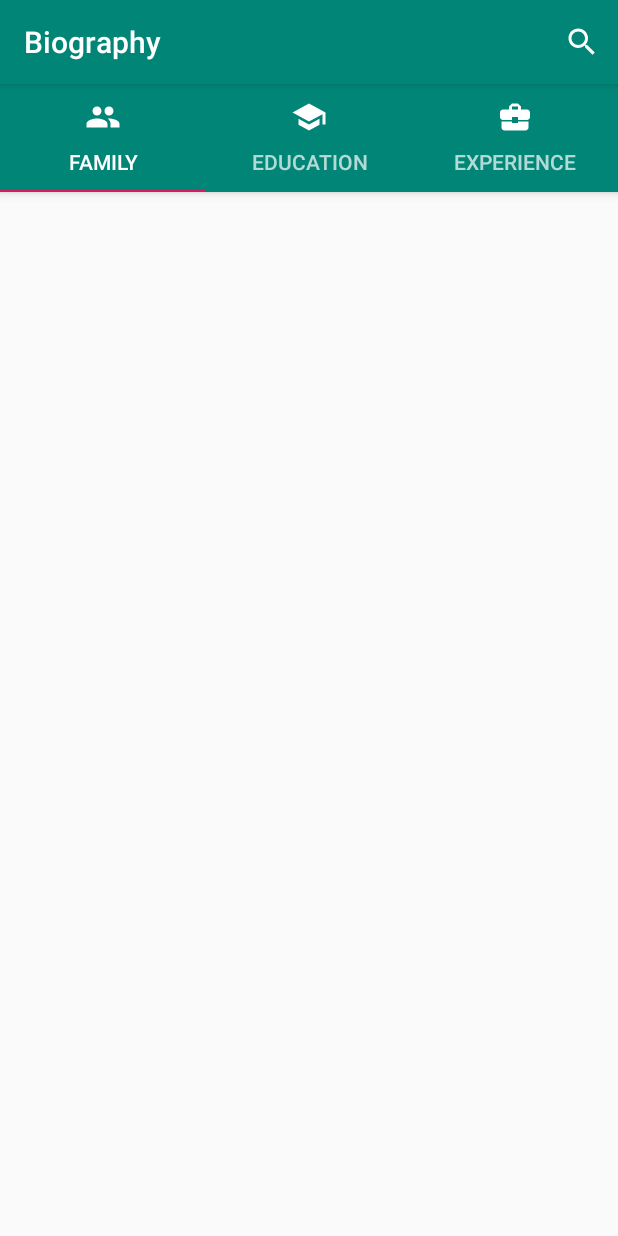
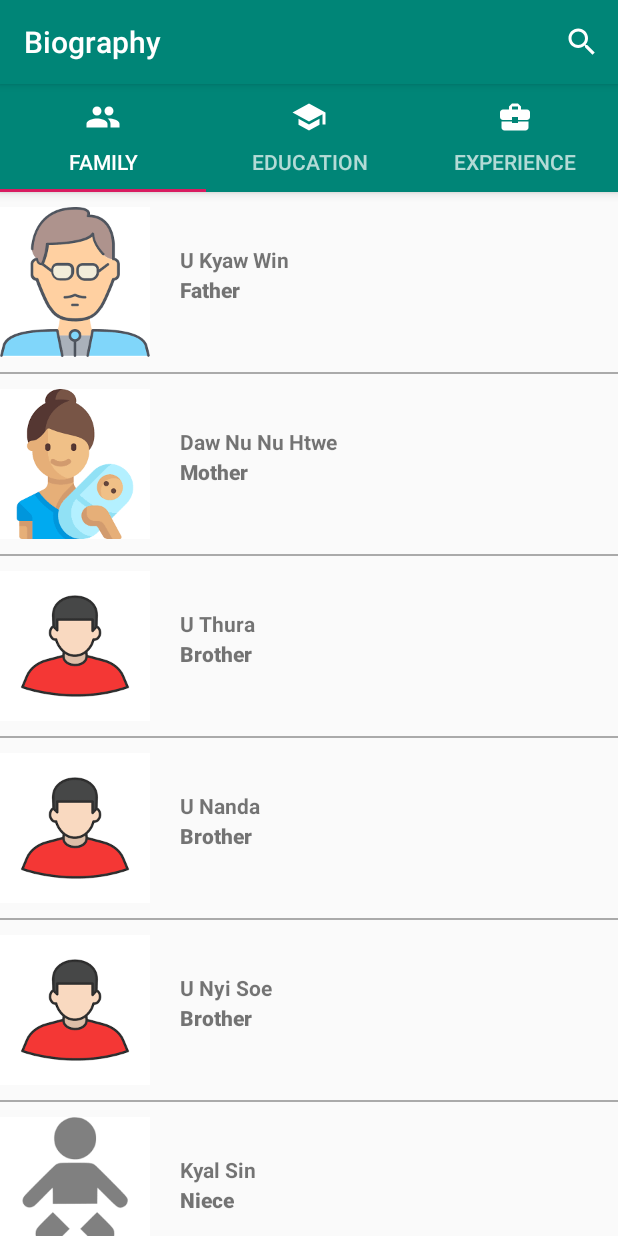
Before and after one commit to thidaswezin1/Biography, an Android app: the screen it shows after launch (MainActivity), on a phone screen of 412 x 824 dp. Run offline under Robolectric (Android 15) with nearby library versions, the phone set to English and light mode, and no system bars.

Commit message:
recycler view in family tab

```diff
--- a/app/src/main/java/com/thida/biography/FamilyFragment.kt
+++ b/app/src/main/java/com/thida/biography/FamilyFragment.kt
@@ -5,9 +5,38 @@ import android.view.LayoutInflater
 import android.view.View
 import android.view.ViewGroup
 import androidx.fragment.app.Fragment
+import androidx.recyclerview.widget.LinearLayoutManager
+import androidx.recyclerview.widget.RecyclerView
+import com.thida.biography.model.FamilyInfo
+
 
 class FamilyFragment : Fragment() {
+    private lateinit var recyclerView:RecyclerView
     override fun onCreateView(inflater: LayoutInflater, container: ViewGroup?, savedInstanceState: Bundle?): View? {
-        return inflater.inflate(R.layout.family,container,false)
+        val view : View = inflater.inflate(R.layout.family,container,false)
+        recyclerView = view.findViewById(R.id.recycler_view)
+
+        val father = FamilyInfo(R.mipmap.father,"U Kyaw Win" , "Father ")
+        val mother = FamilyInfo(R.mipmap.mother,"Daw Nu Nu Htwe","Mother")
+        val bro1 = FamilyInfo(R.mipmap.bro,"U Thura","Brother")
+        val bro2 = FamilyInfo(R.mipmap.bro,"U Nanda","Brother")
+        val bro3 = FamilyInfo(R.mipmap.bro,"U Nyi Soe","Brother")
+        val niece = FamilyInfo(R.mipmap.baby,"Kyal Sin ","Niece")
+
+        val familyList : MutableList<FamilyInfo> = ArrayList()
+        familyList.add(father)
+        familyList.add(mother)
+        familyList.add(bro1)
+        familyList.add(bro2)
+        familyList.add(bro3)
+        familyList.add(niece)
+
+        val layoutManager = LinearLayoutManager(view.context)
+        recyclerView.layoutManager = layoutManager
+
+        val adapter = FamilyRecyclerAdapter(familyList)
+        recyclerView.adapter = adapter
+
+        return view
     }
 }
--- /dev/null
+++ b/app/src/main/java/com/thida/biography/FamilyRecyclerAdapter.kt
@@ -0,0 +1,39 @@
+package com.thida.biography
+
+import android.view.LayoutInflater
+import android.view.View
+import android.view.ViewGroup
+import android.widget.ImageView
+import android.widget.TextView
+import androidx.recyclerview.widget.RecyclerView
+import com.thida.biography.model.FamilyInfo
+
+class FamilyRecyclerAdapter constructor(private val familyList:List<FamilyInfo>?) : RecyclerView.Adapter<FamilyRecyclerAdapter.FamilyItemHolder>() {
+
+    override fun onCreateViewHolder(parent: ViewGroup, viewType: Int): FamilyItemHolder {
+        val inflater : LayoutInflater = LayoutInflater.from(parent.context)
+        val view : View = inflater.inflate(R.layout.recycler_item,parent,false)
+
+        return FamilyItemHolder(view)
+    }
+
+    override fun getItemCount(): Int {
+        return familyList!!.size
+    }
+
+    override fun onBindViewHolder(holder: FamilyItemHolder, position: Int) {
+        val familyInfo : FamilyInfo? = familyList?.get(position)
+        holder.timage.setImageResource(familyInfo!!.image)
+        holder.tname.text = familyInfo.name
+        holder.trelation.text = familyInfo.relation
+    }
+
+
+    inner class FamilyItemHolder(itemView: View) : RecyclerView.ViewHolder(itemView) {
+        var timage:ImageView = itemView.findViewById(R.id.image)
+         var tname:TextView = itemView.findViewById(R.id.name)
+         var trelation:TextView = itemView.findViewById(R.id.relation)
+
+
+    }
+}
--- a/app/src/main/java/com/thida/biography/MainActivity.kt
+++ b/app/src/main/java/com/thida/biography/MainActivity.kt
@@ -2,7 +2,6 @@ package com.thida.biography
 
 import android.os.Bundle
 import android.view.Menu
-import android.view.MenuInflater
 import androidx.appcompat.app.AppCompatActivity
 import androidx.viewpager.widget.ViewPager
 import com.google.android.material.tabs.TabLayout
@@ -24,23 +23,22 @@ class MainActivity : AppCompatActivity() {
         //setupViewPager(viewPager)
         //tabLayout.setupWithViewPager(viewPager)
 
-
-        val adapter = MyAdapter(this, supportFragmentManager, tabLayout.tabCount)
-        viewPager.adapter = adapter
+        val adapter1 = MyAdapter(this, supportFragmentManager, tabLayout.tabCount)
+        viewPager.adapter = adapter1
 
         viewPager.addOnPageChangeListener(TabLayout.TabLayoutOnPageChangeListener(tabLayout))
 
-        tabLayout.addOnTabSelectedListener(object : TabLayout.OnTabSelectedListener{
+        tabLayout.addOnTabSelectedListener(object :TabLayout.OnTabSelectedListener {
             override fun onTabReselected(tab: TabLayout.Tab?) {
-                viewPager.currentItem = tab!!.position
+
             }
 
             override fun onTabUnselected(p0: TabLayout.Tab?) {
 
             }
 
-            override fun onTabSelected(p0: TabLayout.Tab?) {
-
+            override fun onTabSelected(tab: TabLayout.Tab?) {
+                viewPager.currentItem = tab!!.position
             }
 
         })
--- a/app/src/main/java/com/thida/biography/MyAdapter.kt
+++ b/app/src/main/java/com/thida/biography/MyAdapter.kt
@@ -5,21 +5,15 @@ import androidx.fragment.app.Fragment
 import androidx.fragment.app.FragmentManager
 import androidx.fragment.app.FragmentPagerAdapter
 
-class MyAdapter(private val myContext: Context, fm: FragmentManager, private var totalTabs: Int) : FragmentPagerAdapter(fm) {
+class MyAdapter(private val myContext: Context, fm: FragmentManager, private var totalTabs: Int) : FragmentPagerAdapter(fm,BEHAVIOR_RESUME_ONLY_CURRENT_FRAGMENT) {
 
     // this is for fragment tabs
     override fun getItem(position: Int): Fragment {
-        when (position) {
-            0 -> {
-                return FamilyFragment()
-            }
-            1 -> {
-                return EducationFragment()
-            }
-            2 -> {
-                return ExperienceFragment()
-            }
-           else -> return FamilyFragment()
+        return when (position) {
+            0 -> FamilyFragment()
+            1 -> EducationFragment()
+            2 -> ExperienceFragment()
+            else -> FamilyFragment()
         }
     }
 
--- /dev/null
+++ b/app/src/main/java/com/thida/biography/model/FamilyInfo.kt
@@ -0,0 +1,7 @@
+package com.thida.biography.model
+
+
+    data class FamilyInfo(
+        var image:Int=0,
+        var name:String="",
+        var relation:String="")
--- a/app/src/main/res/layout/activity_main.xml
+++ b/app/src/main/res/layout/activity_main.xml
@@ -16,7 +16,6 @@
             android:layout_height="wrap_content"
             app:tabGravity="fill"
             app:tabIconTint="#ffffff"
-            app:layout_scrollFlags="scroll"
             >
             <com.google.android.material.tabs.TabItem
                 android:layout_width="wrap_content"
@@ -39,7 +38,8 @@
     <androidx.viewpager.widget.ViewPager
         android:id ="@+id/view_pager"
         android:layout_width="match_parent"
-        android:layout_height="match_parent"/>
+        android:layout_height="match_parent"
+        app:layout_behavior="com.google.android.material.appbar.AppBarLayout$ScrollingViewBehavior"/>
 
 
 
--- a/app/src/main/res/layout/family.xml
+++ b/app/src/main/res/layout/family.xml
@@ -1,6 +1,11 @@
 <?xml version="1.0" encoding="utf-8"?>
 <LinearLayout xmlns:android="http://schemas.android.com/apk/res/android"
     android:layout_width="match_parent"
-    android:layout_height="match_parent">
+    android:layout_height="wrap_content">
+    <androidx.recyclerview.widget.RecyclerView
+        android:id="@+id/recycler_view"
+        android:layout_width="match_parent"
+        android:layout_height="wrap_content"
+        />
 
 </LinearLayout>
--- /dev/null
+++ b/app/src/main/res/layout/recycler_item.xml
@@ -0,0 +1,33 @@
+<?xml version="1.0" encoding="utf-8"?>
+<RelativeLayout xmlns:android="http://schemas.android.com/apk/res/android"
+    android:layout_width="match_parent"
+    android:layout_height="match_parent">
+    <ImageView
+        android:id = "@+id/image"
+        android:layout_width="100dp"
+        android:layout_height="120dp"
+       />
+
+    <TextView
+        android:id="@+id/name"
+        android:layout_width="wrap_content"
+        android:layout_height="wrap_content"
+        android:layout_marginTop="35dp"
+        android:layout_marginStart="20dp"
+        android:textStyle="bold"
+        android:layout_toRightOf="@id/image"/>
+    <TextView
+        android:id="@+id/relation"
+        android:layout_width="wrap_content"
+        android:layout_height="wrap_content"
+        android:layout_marginTop="55dp"
+        android:layout_marginStart="20dp"
+        android:fontFamily="sans-serif-black"
+        android:layout_toRightOf="@id/image"/>
+    <View
+        android:layout_width="match_parent"
+        android:layout_height="1dp"
+        android:layout_below="@id/image"
+        android:background="@android:color/darker_gray"/>
+
+</RelativeLayout>
```
Also changed, not shown: app/src/main/res/mipmap-hdpi/baby.png (added), app/src/main/res/mipmap-hdpi/bro.png (added), app/src/main/res/mipmap-hdpi/father.png (added), app/src/main/res/mipmap-hdpi/mother.png (added).
